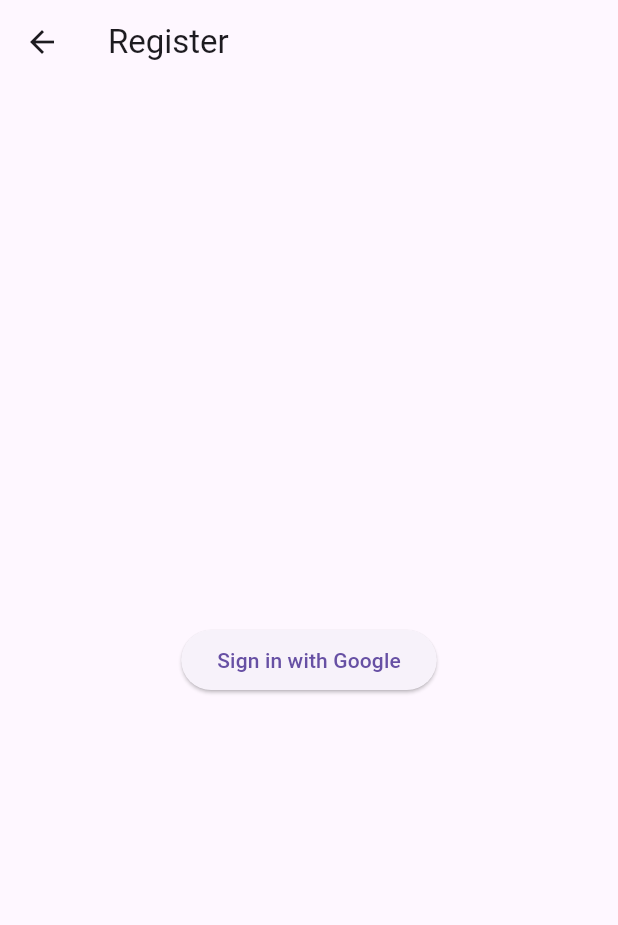
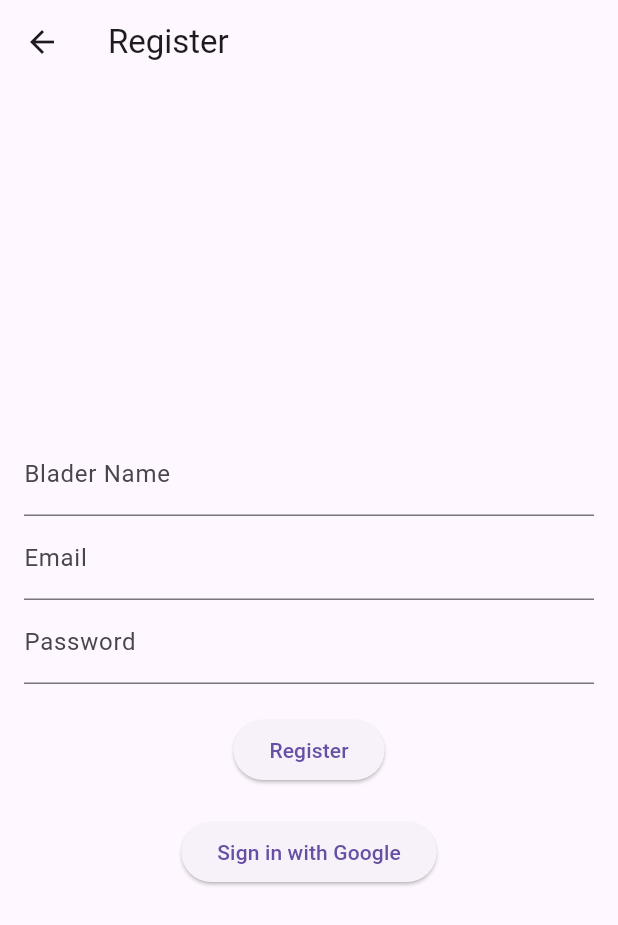
Before and after one commit to Wapppp/Beyblade, a Flutter app: the RegisterPage screen opened by its route, on a phone screen of 412 x 824 dp. Shown: the top 925 px of the screen. Run offline on Flutter 3.47's test engine with Material 3 defaults, Android fonts, the phone set to English and light mode, and no system bars; our stand-ins replace cloud_firestore, firebase_auth, firebase_core, get_it, google_sign_in; missing offline and left inert: dart:js; accounts and stored records are empty; network calls fail.

Commit message:
login/registergoogle

```diff
--- a/lib/pages/register_page.dart
+++ b/lib/pages/register_page.dart
@@ -10,6 +10,10 @@
 
 class _RegisterPageState extends State<RegisterPage> {
   final FirebaseAuth _auth = FirebaseAuth.instance;
+  final FirebaseFirestore _firestore = FirebaseFirestore.instance;
+  final TextEditingController _emailController = TextEditingController();
+  final TextEditingController _passwordController = TextEditingController();
+  final TextEditingController _nameController = TextEditingController();
 
   Future<void> _signInWithGoogle() async {
     try {
@@ -22,11 +26,8 @@
   }
 
   void _storeUserDataInFirestore(User user) async {
-    FirebaseFirestore firestore = FirebaseFirestore.instance;
-    CollectionReference users = firestore.collection('users');
-
     try {
-      await users.doc(user.uid).set({
+      await _firestore.collection('users').doc(user.uid).set({
         'displayName': user.displayName ?? '',
         'email': user.email ?? '',
         'photoUrl': user.photoURL ?? '',
@@ -49,12 +50,52 @@
           child: Column(
             mainAxisAlignment: MainAxisAlignment.center,
             children: <Widget>[
+              TextField(
+                controller: _nameController,
+                decoration: InputDecoration(labelText: 'Blader Name'),
+              ),
+              TextField(
+                controller: _emailController,
+                decoration: InputDecoration(labelText: 'Email'),
+              ),
+              TextField(
+                controller: _passwordController,
+                decoration: InputDecoration(labelText: 'Password'),
+                obscureText: true,
+              ),
+              SizedBox(height: 20.0),
+              ElevatedButton(
+                onPressed: () async {
+                  try {
+                    final UserCredential userCredential =
+                        await _auth.createUserWithEmailAndPassword(
+                      email: _emailController.text.trim(),
+                      password: _passwordController.text.trim(),
+                    );
+                    if (userCredential.user != null) {
+                      await _firestore
+                          .collection('users')
+                          .doc(userCredential.user!.uid)
+                          .set({
+                        'blader_name': _nameController.text.trim(),
+                        'email': _emailController.text.trim(),
+                      });
+                      Navigator.pushReplacementNamed(context, '/home');
+                    }
+                  } on FirebaseAuthException catch (e) {
+                    print('FirebaseAuthException: $e');
+                    // Handle FirebaseAuthException here
+                  } catch (e) {
+                    print('Error: $e');
+                    // Handle other errors here
+                  }
+                },
+                child: Text('Register'),
+              ),
+              SizedBox(height: 20.0),
               ElevatedButton(
                 onPressed: _signInWithGoogle,
                 child: Text('Sign in with Google'),
-              ),
-              Container(
-                key: Key('sign-in-button'),
               ),
             ],
           ),
```
Also changed, not shown: lib/pages/login_page.dart (+47 -1 lines), 1 other file.
